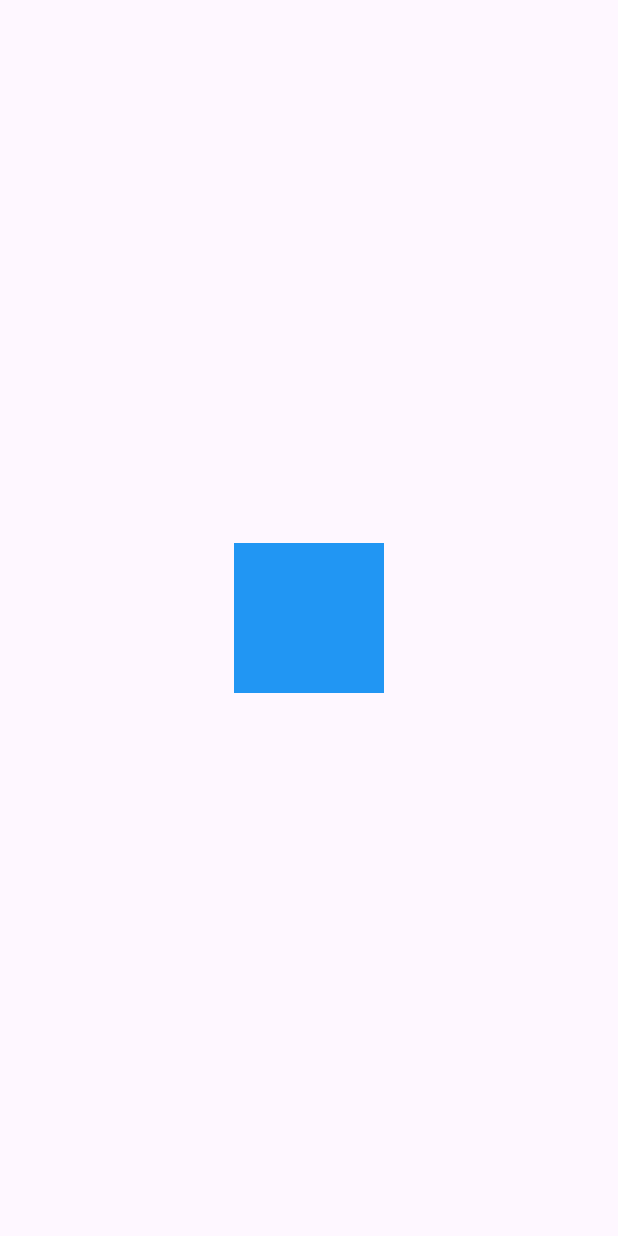
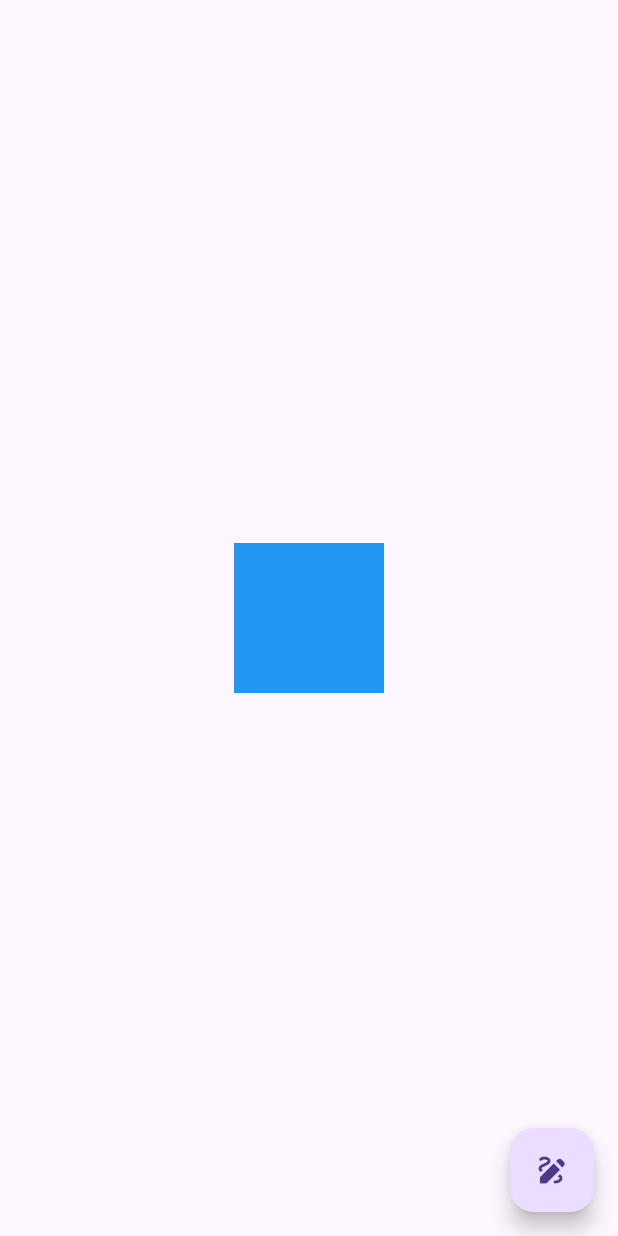
Before and after one commit to ESGI-5AL2/5AL2_2024_2025, a Flutter app: the screen it shows after launch, on a phone screen of 412 x 824 dp. Run offline on Flutter 3.47's test engine with Material 3 defaults, Android fonts, the light colour scheme and no system bars.

Commit message:
Add exercise a correction + exercise b skeleton

```diff
--- a/lib/exercises/exercise_a.dart
+++ b/lib/exercises/exercise_a.dart
@@ -5,7 +5,7 @@ class ExerciseA extends StatelessWidget {
 
   @override
   Widget build(BuildContext context) {
-    return Scaffold(
+    return const Scaffold(
       body: Center(
         child: SquareButton(),
       ),
@@ -13,15 +13,38 @@ class ExerciseA extends StatelessWidget {
   }
 }
 
-class SquareButton extends StatelessWidget {
+class SquareButton extends StatefulWidget {
   const SquareButton({super.key});
 
   @override
+  State<SquareButton> createState() => _SquareButtonState();
+}
+
+class _SquareButtonState extends State<SquareButton> {
+  bool _selected = false;
+
+  @override
   Widget build(BuildContext context) {
-    return Container(
-      height: 100,
-      width: 100,
-      color: Colors.blue,
+    return GestureDetector(
+      onTap: _onTap,
+      child: AnimatedContainer(
+        duration: const Duration(milliseconds: 500),
+        height: 100,
+        width: 100,
+        decoration: BoxDecoration(
+          color: _selected ? Colors.blue : Colors.orange,
+          borderRadius: BorderRadius.only(
+            topLeft: Radius.circular(_selected ? 20 : 0),
+            bottomRight: const Radius.circular(20),
+          ),
+        ),
+      ),
     );
   }
+
+  void _onTap() {
+    setState(() {
+      _selected = !_selected;
+    });
+  }
 }
--- /dev/null
+++ b/lib/exercises/exercise_b.dart
@@ -0,0 +1,33 @@
+import 'package:flutter/material.dart';
+
+class ExerciseB extends StatelessWidget {
+  const ExerciseB({super.key});
+
+  @override
+  Widget build(BuildContext context) {
+    return Scaffold(
+      body: Center(
+        child: SquareButton(),
+      ),
+      floatingActionButton: FloatingActionButton(
+        child: Icon(Icons.draw),
+        onPressed: () {},
+      ),
+    );
+  }
+}
+
+class SquareButton extends StatelessWidget {
+  const SquareButton({super.key});
+
+  @override
+  Widget build(BuildContext context) {
+    return Container(
+      height: 100,
+      width: 100,
+      decoration: const BoxDecoration(
+        color: Colors.blue,
+      ),
+    );
+  }
+}
--- a/lib/main.dart
+++ b/lib/main.dart
@@ -1,6 +1,8 @@
 import 'package:al2_2024/exercises/exercise_a.dart';
 import 'package:al2_2024/home.dart';
 import 'package:flutter/material.dart';
+
+import 'exercises/exercise_b.dart';
 
 void main() {
   runApp(const MyApp());
@@ -20,7 +22,7 @@ class MyApp extends StatelessWidget {
           ),
         ),
       ),
-      home: const ExerciseA(),
+      home: const ExerciseB(),
     );
   }
 }
```
